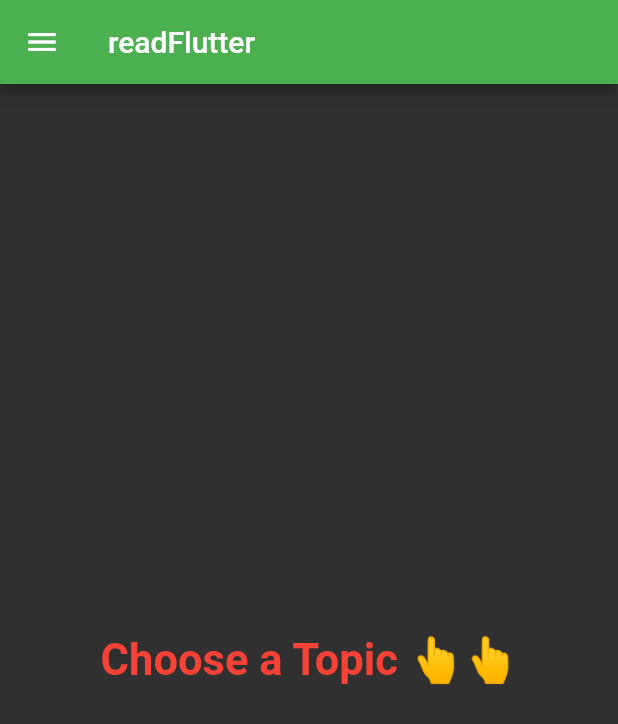
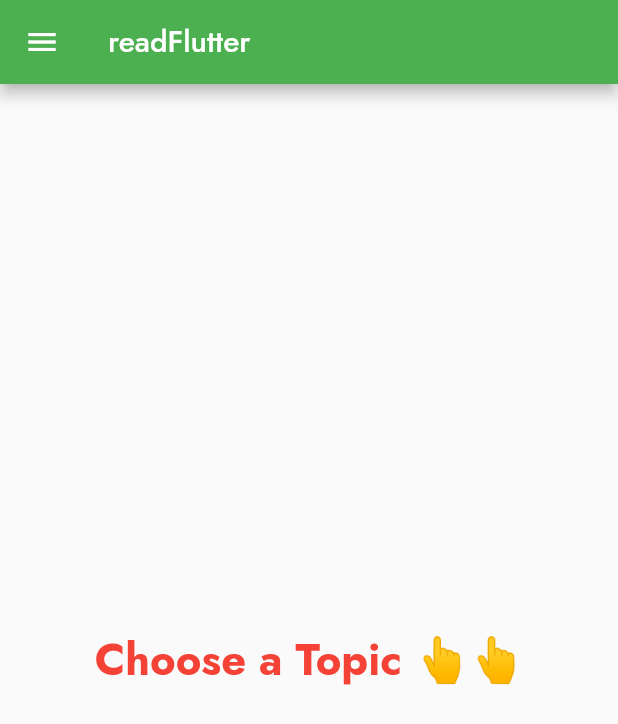
Before and after one commit to Bickeykr/readFlutter, a Flutter app: the screen it shows after launch, on a phone screen of 412 x 824 dp. Shown: the top 724 px of the screen. Run offline on Flutter 3.47's test engine with Material 2 defaults, Android fonts, the phone set to English and light mode, and no system bars; our stand-ins replace google_fonts.

Commit message:
Added google fonts in project

```diff
--- a/lib/Pages/StartingPage.dart
+++ b/lib/Pages/StartingPage.dart
@@ -1,13 +1,13 @@
 import 'package:flutter/material.dart';
 
 class StartingPage extends StatelessWidget {
-  const StartingPage({ Key? key }) : super(key: key);
+  const StartingPage({Key? key}) : super(key: key);
 
   @override
   Widget build(BuildContext context) {
     return Material(
       child: Center(
-        child: Text("Welcome to readFlutter"),
+        child: Text("Welcome to readFlutterff"),
       ),
     );
   }
--- a/lib/main.dart
+++ b/lib/main.dart
@@ -1,6 +1,6 @@
 import 'package:flutter/material.dart';
 import 'package:read_flutter/Pages/StartingPage.dart';
-
+import 'package:google_fonts/google_fonts.dart';
 import 'Pages/HomePage.dart';
 
 void main() {
@@ -13,11 +13,13 @@ class MyApp extends StatelessWidget {
   @override
   Widget build(BuildContext context) {
     return MaterialApp(
-      themeMode: ThemeMode.dark,
-      theme: ThemeData(primarySwatch: Colors.deepPurple),
+      themeMode: ThemeMode.light,
+      theme: ThemeData(
+        primarySwatch: Colors.deepPurple,
+        fontFamily: GoogleFonts.jost().fontFamily,
+      ),
       darkTheme: ThemeData(
         brightness: Brightness.dark,
-        primarySwatch: Colors.deepPurple,
       ),
       routes: {
         "/": (context) => HomePage(),
--- a/pubspec.yaml
+++ b/pubspec.yaml
@@ -37,12 +37,12 @@ dependencies:
   # Use with the CupertinoIcons class for iOS style icons.
   cupertino_icons: ^1.0.2
   rflutter_alert: ^2.0.4
+  google_fonts: ^2.3.1
 
 dev_dependencies:
   flutter_test:
     sdk: flutter
 
-  flutter_launcher_icons: "^0.8.0"
 
   flutter_lints: ^1.0.0
 
```
Also changed, not shown: pubspec.lock.
